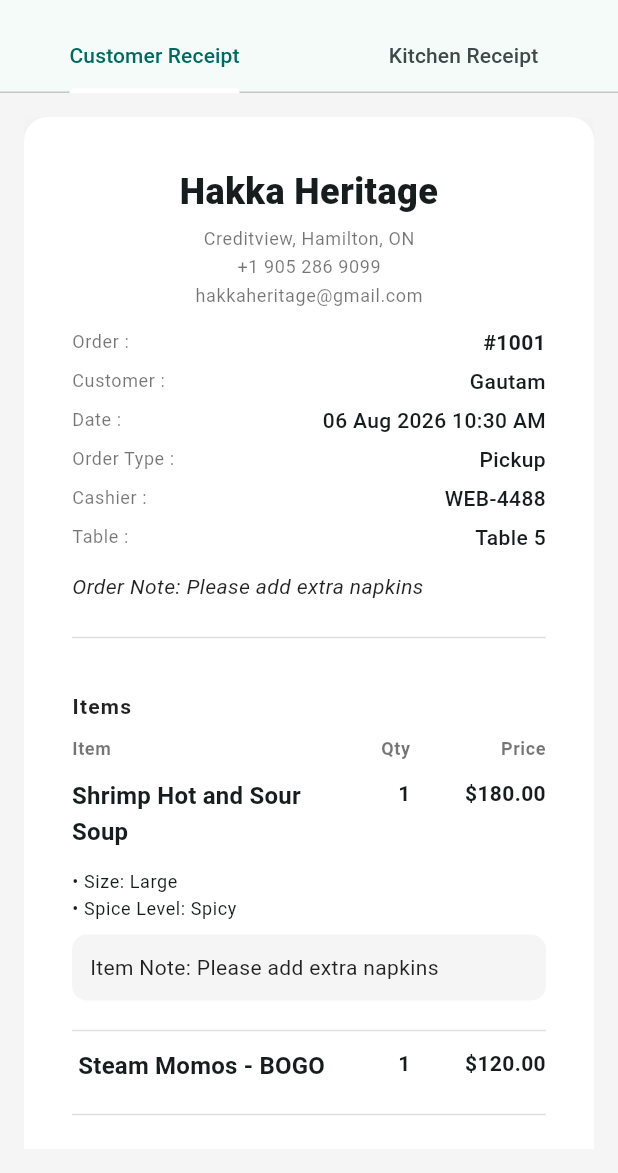
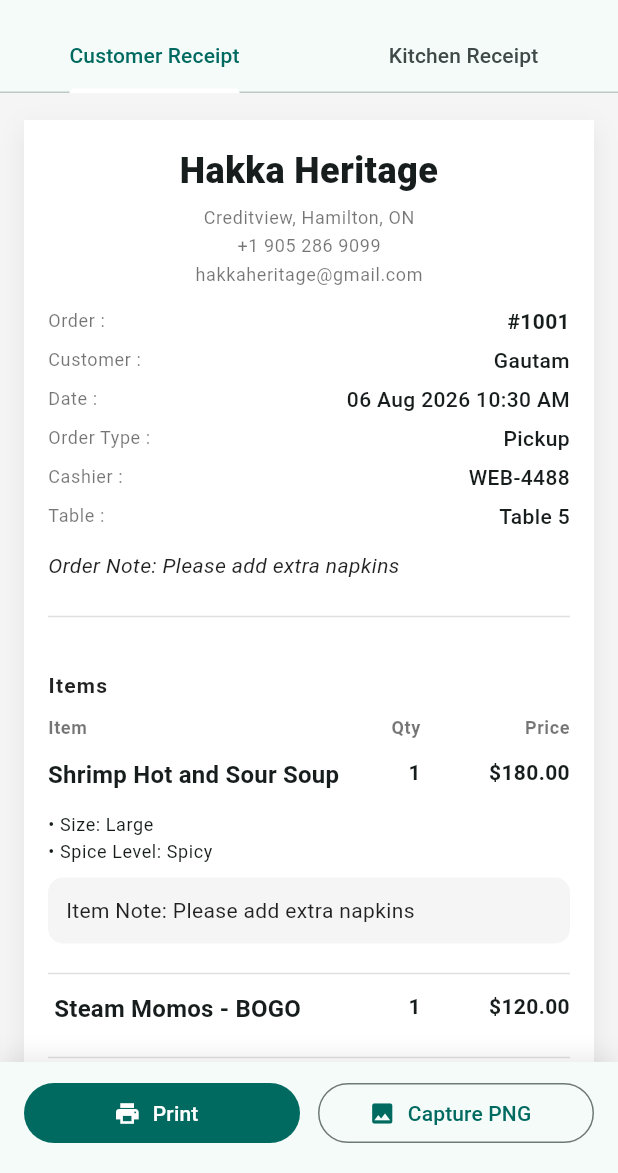
Before and after one commit to Ajaydeveloper1992/ZipZapSelfOrderingApp, a Flutter app: the ReceiptPreviewPage screen opened by its route, on a phone screen of 412 x 824 dp, the part 63-1236 px from its top. Run offline on Flutter 3.47's test engine with Material 3 defaults, Android fonts, the phone set to English and light mode, and no system bars; drawn by our look-alikes of toastification; our stand-ins replace audioplayers, calendar_date_picker2, csv, flutter_dotenv, flutter_local_notifications, flutter_native_splash and 5 more; missing offline and left inert: dart:js_interop; accounts and stored records are empty; network calls fail.

Commit message:
test print option issue fixed

```diff
--- a/lib/pages/receipt_preview_page.dart
+++ b/lib/pages/receipt_preview_page.dart
@@ -14,21 +14,45 @@ class ReceiptPreviewPage extends StatefulWidget {
   State<ReceiptPreviewPage> createState() => _ReceiptPreviewPageState();
 }
 
-class _ReceiptPreviewPageState extends State<ReceiptPreviewPage> {
+class _ReceiptPreviewPageState extends State<ReceiptPreviewPage>
+    with SingleTickerProviderStateMixin {
   final GlobalKey _customerReceiptKey = GlobalKey();
   final GlobalKey _kitchenReceiptKey = GlobalKey();
+  late final TabController _tabController;
   bool _isPrinting = false;
+
+  GlobalKey get _activeReceiptKey =>
+      _tabController.index == 0 ? _customerReceiptKey : _kitchenReceiptKey;
+
+  ReceiptType get _activeReceiptType =>
+      _tabController.index == 0 ? ReceiptType.customer : ReceiptType.kitchen;
+
+  @override
+  void initState() {
+    super.initState();
+    _tabController = TabController(length: 2, vsync: this);
+    _tabController.addListener(() {
+      if (!_tabController.indexIsChanging && mounted) {
+        setState(() {});
+      }
+    });
+  }
+
+  @override
+  void dispose() {
+    _tabController.dispose();
+    super.dispose();
+  }
 
   @override
   Widget build(BuildContext context) {
-    return DefaultTabController(
-      length: 2,
-      child: Scaffold(
+    return Scaffold(
       appBar: AppBar(
         title: const Text('Receipt Preview'),
-          bottom: const TabBar(
+        bottom: TabBar(
+          controller: _tabController,
           indicatorColor: Colors.white,
-            tabs: [
+          tabs: const [
             Tab(text: 'Customer Receipt'),
             Tab(text: 'Kitchen Receipt'),
           ],
@@ -36,28 +60,71 @@ class _ReceiptPreviewPageState extends State<ReceiptPreviewPage> {
       ),
       body: Container(
         color: Colors.grey.shade100,
-          child: Padding(
-            padding: const EdgeInsets.all(16),
         child: TabBarView(
+          controller: _tabController,
           children: [
             _buildReceiptTab(
               repaintKey: _customerReceiptKey,
               receipt: CustomerReceipt(
                 model: _customerReceiptModel,
-                    width: ReceiptCaptureHelper.width80mm,
+                width: ReceiptCaptureHelper.width4Inch,
               ),
-                  type: ReceiptType.customer,
             ),
             _buildReceiptTab(
               repaintKey: _kitchenReceiptKey,
               receipt: KitchenReceipt(
                 model: _kitchenReceiptModel,
-                    width: ReceiptCaptureHelper.width80mm,
+                width: ReceiptCaptureHelper.width4Inch,
               ),
-                  type: ReceiptType.kitchen,
             ),
           ],
         ),
+      ),
+      bottomNavigationBar: SafeArea(
+        top: false,
+        child: Container(
+          padding: const EdgeInsets.fromLTRB(16, 10, 16, 16),
+          decoration: BoxDecoration(
+            color: Theme.of(context).scaffoldBackgroundColor,
+            boxShadow: [
+              BoxShadow(
+                color: Colors.black.withAlpha(20),
+                blurRadius: 12,
+                offset: const Offset(0, -4),
+              ),
+            ],
+          ),
+          child: Row(
+            children: [
+              Expanded(
+                child: FilledButton.icon(
+                  onPressed: _isPrinting
+                      ? null
+                      : () => _printReceipt(
+                          receiptType: _activeReceiptType,
+                          repaintKey: _activeReceiptKey,
+                        ),
+                  icon: _isPrinting
+                      ? const SizedBox(
+                          width: 18,
+                          height: 18,
+                          child: CircularProgressIndicator(strokeWidth: 2),
+                        )
+                      : const Icon(Icons.print),
+                  label: const Text('Print'),
+                ),
+              ),
+              const SizedBox(width: 12),
+              Expanded(
+                child: OutlinedButton.icon(
+                  onPressed: _isPrinting
+                      ? null
+                      : () => _captureReceipt(repaintKey: _activeReceiptKey),
+                  icon: const Icon(Icons.image),
+                  label: const Text('Capture PNG'),
+                ),
+              ),
+            ],
           ),
         ),
       ),
@@ -67,21 +134,21 @@ class _ReceiptPreviewPageState extends State<ReceiptPreviewPage> {
   Widget _buildReceiptTab({
     required GlobalKey repaintKey,
     required Widget receipt,
-    required ReceiptType type,
   }) {
-    return Center(
-      child: SingleChildScrollView(
-        child: Column(
-          crossAxisAlignment: CrossAxisAlignment.stretch,
-          children: [
-            Container(
-              padding: const EdgeInsets.all(16),
+    return LayoutBuilder(
+      builder: (context, constraints) {
+        return SingleChildScrollView(
+          padding: const EdgeInsets.fromLTRB(16, 18, 16, 24),
+          child: Align(
+            alignment: Alignment.topCenter,
+            child: Container(
+              width: ReceiptCaptureHelper.width4Inch,
+              constraints: BoxConstraints(maxWidth: constraints.maxWidth - 32),
               decoration: BoxDecoration(
                 color: Colors.white,
-                borderRadius: BorderRadius.circular(16),
                 boxShadow: [
                   BoxShadow(
-                    color: Colors.black.withAlpha(13),
+                    color: Colors.black.withAlpha(18),
                     blurRadius: 14,
                     offset: const Offset(0, 6),
                   ),
@@ -89,45 +156,18 @@ class _ReceiptPreviewPageState extends State<ReceiptPreviewPage> {
               ),
               child: RepaintBoundary(key: repaintKey, child: receipt),
             ),
-            const SizedBox(height: 18),
-            Row(
-              children: [
-                Expanded(
-                  child: FilledButton(
-                    onPressed: () => _printReceipt(
-                      receiptType: type,
-                      repaintKey: repaintKey,
           ),
-                    child: _isPrinting
-                        ? const SizedBox(
-                            width: 20,
-                            height: 20,
-                            child: CircularProgressIndicator(
-                              color: Colors.white,
-                              strokeWidth: 2,
-                            ),
-                          )
-                        : const Text('Print'),
-                  ),
-                ),
-                const SizedBox(width: 12),
-                Expanded(
-                  child: OutlinedButton(
-                    onPressed: () => _captureReceipt(repaintKey: repaintKey),
-                    child: const Text('Capture PNG'),
-                  ),
-                ),
-              ],
-            ),
-          ],
-        ),
-      ),
+        );
+      },
     );
   }
 
   Future<void> _captureReceipt({required GlobalKey repaintKey}) async {
     try {
-      await ReceiptCaptureHelper.captureAsPng(repaintKey, pixelRatio: 4.0);
+      await ReceiptCaptureHelper.captureAsPng(
+        repaintKey,
+        pixelRatio: ReceiptCaptureHelper.capturePixelRatio4Inch,
+      );
       if (!mounted) return;
       ScaffoldMessenger.of(context).showSnackBar(
         const SnackBar(content: Text('Receipt captured successfully.')),
@@ -169,9 +209,12 @@ class _ReceiptPreviewPageState extends State<ReceiptPreviewPage> {
 
       final receiptBase64 = await ReceiptCaptureHelper.captureAsBase64(
         repaintKey,
-        pixelRatio: 4.0,
+        pixelRatio: ReceiptCaptureHelper.capturePixelRatio4Inch,
       );
-      final orderData = {'receiptImage': receiptBase64};
+      final orderData = {
+        'receiptImage': receiptBase64,
+        'paperWidthMm': ReceiptCaptureHelper.width4InchMm,
+      };
       var allSuccess = true;
 
       for (final printer in printersToUse) {
--- a/lib/receipt/receipt_capture_helper.dart
+++ b/lib/receipt/receipt_capture_helper.dart
@@ -5,6 +5,9 @@ import 'package:flutter/rendering.dart';
 import 'package:flutter/widgets.dart';
 
 class ReceiptCaptureHelper {
+  static const double width4Inch = 384;
+  static const double width4InchMm = 101.6;
+  static const double capturePixelRatio4Inch = 2.12;
   static const double width80mm = 560;
   static const double width58mm = 420;
 
@@ -12,9 +15,14 @@ class ReceiptCaptureHelper {
     GlobalKey repaintKey, {
     double pixelRatio = 4.0,
   }) async {
+    await WidgetsBinding.instance.endOfFrame;
+
     final context = repaintKey.currentContext;
     if (context == null) {
       throw Exception('RepaintBoundary context not available.');
+    }
+    if (!context.mounted) {
+      throw Exception('RepaintBoundary context is no longer mounted.');
     }
 
     final boundary = context.findRenderObject() as RenderRepaintBoundary?;
--- a/lib/services/printer_service.dart
+++ b/lib/services/printer_service.dart
@@ -136,6 +136,7 @@ class PrinterService {
     required String identifier,
     required String imageBase64,
     String? targetType, // optional: 'kitchen' | 'customer' | 'quote'
+    double? paperWidthMm,
   }) async {
     try {
       final result = await _channel.invokeMethod<bool>('printImage', {
@@ -144,6 +145,7 @@ class PrinterService {
         'imageBase64': imageBase64,
         ...await _printerMetadataArgs(identifier),
         if (targetType != null) 'type': targetType,
+        if (paperWidthMm != null) 'paperWidthMm': paperWidthMm,
       });
       return result ?? false;
     } catch (e) {
@@ -162,11 +164,13 @@ class PrinterService {
       // If a rendered receipt image is provided, prefer printing the image
       final imageBase64 = orderData['receiptImage'] as String?;
       if (imageBase64 != null && imageBase64.isNotEmpty) {
+        final paperWidthMm = (orderData['paperWidthMm'] as num?)?.toDouble();
         return await printImage(
           interfaceType: interfaceType,
           identifier: identifier,
           imageBase64: imageBase64,
           targetType: 'kitchen',
+          paperWidthMm: paperWidthMm,
         );
       }
 
@@ -193,11 +197,13 @@ class PrinterService {
       // If a rendered receipt image is provided, prefer printing the image
       final imageBase64 = orderData['receiptImage'] as String?;
       if (imageBase64 != null && imageBase64.isNotEmpty) {
+        final paperWidthMm = (orderData['paperWidthMm'] as num?)?.toDouble();
         return await printImage(
           interfaceType: interfaceType,
           identifier: identifier,
           imageBase64: imageBase64,
           targetType: 'customer',
+          paperWidthMm: paperWidthMm,
         );
       }
 
```
Also changed, not shown: 1 other file. Lines whose indentation alone changed are shown as unchanged.
